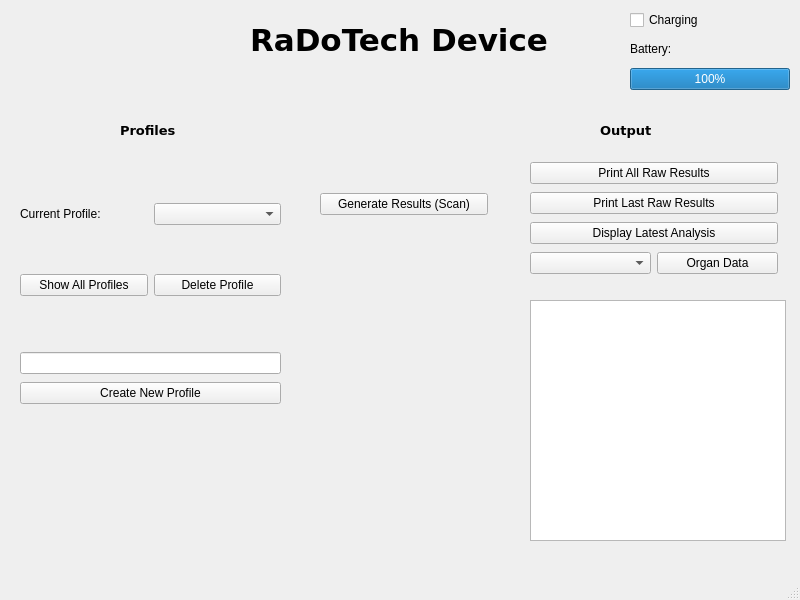
Qt form mainwindow.ui (luka-weicker/3004_Final) before a commit.
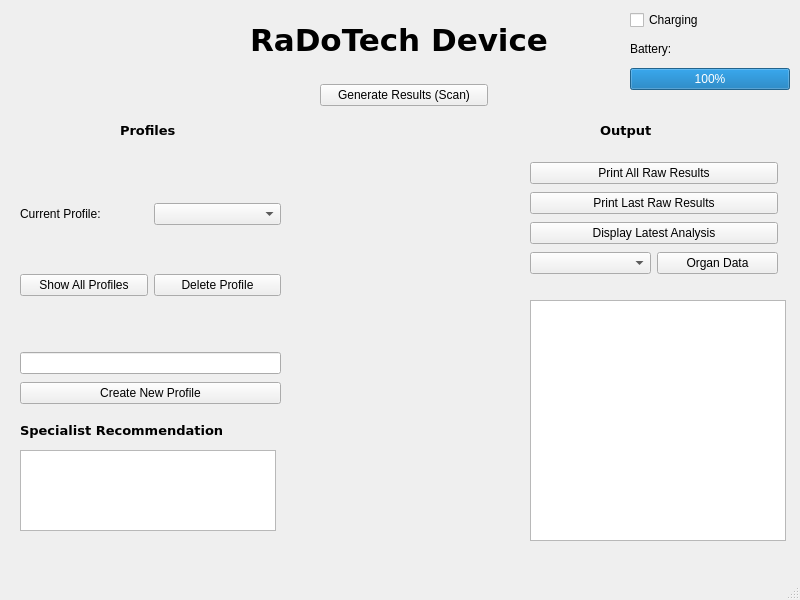
The same form after that commit.

Commit message: added recommendations requirement

```diff
--- a/mainwindow.ui
+++ b/mainwindow.ui
@@ -18,9 +18,9 @@
     <property name="geometry">
      <rect>
       <x>320</x>
-      <y>160</y>
+      <y>70</y>
       <width>168</width>
-      <height>89</height>
+      <height>51</height>
      </rect>
     </property>
     <layout class="QVBoxLayout" name="generateLayout">
@@ -240,6 +240,37 @@
      </rect>
     </property>
    </widget>
+   <widget class="QLabel" name="title_4">
+    <property name="geometry">
+     <rect>
+      <x>20</x>
+      <y>420</y>
+      <width>211</width>
+      <height>21</height>
+     </rect>
+    </property>
+    <property name="font">
+     <font>
+      <family>DejaVu Sans</family>
+      <pointsize>10</pointsize>
+      <weight>75</weight>
+      <bold>true</bold>
+     </font>
+    </property>
+    <property name="text">
+     <string>Specialist Recommendation</string>
+    </property>
+   </widget>
+   <widget class="QGraphicsView" name="recommendationsGraphicsView">
+    <property name="geometry">
+     <rect>
+      <x>20</x>
+      <y>450</y>
+      <width>256</width>
+      <height>81</height>
+     </rect>
+    </property>
+   </widget>
   </widget>
   <widget class="QMenuBar" name="menubar">
    <property name="geometry">
```
The commit also changes 1 other file.
